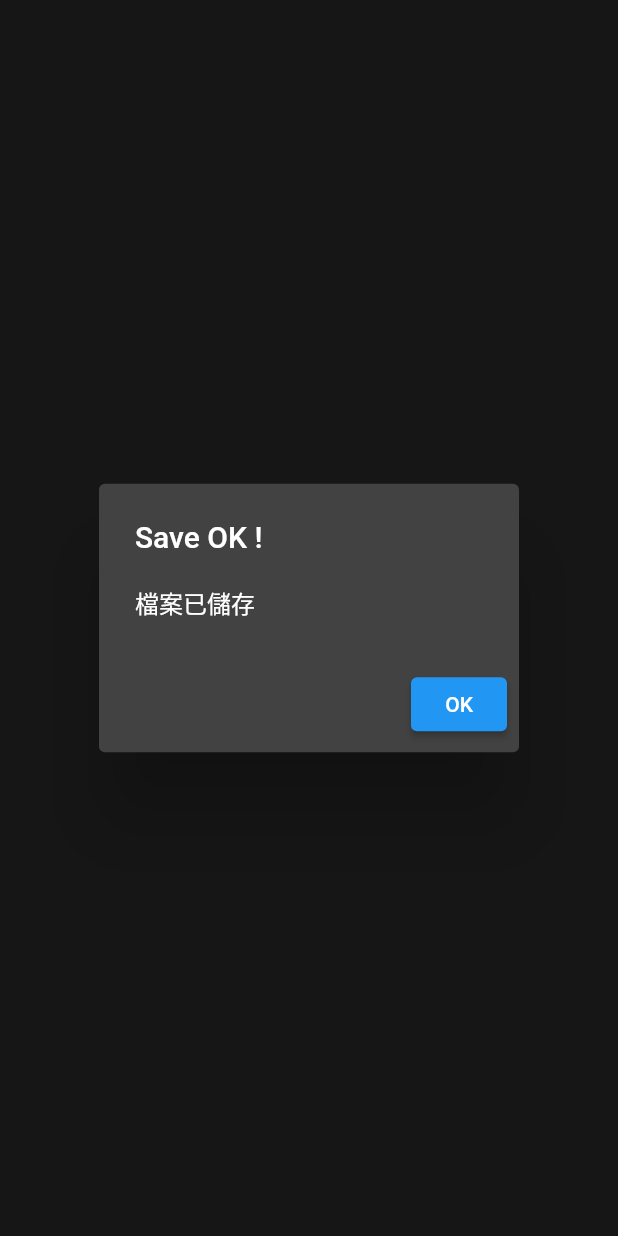
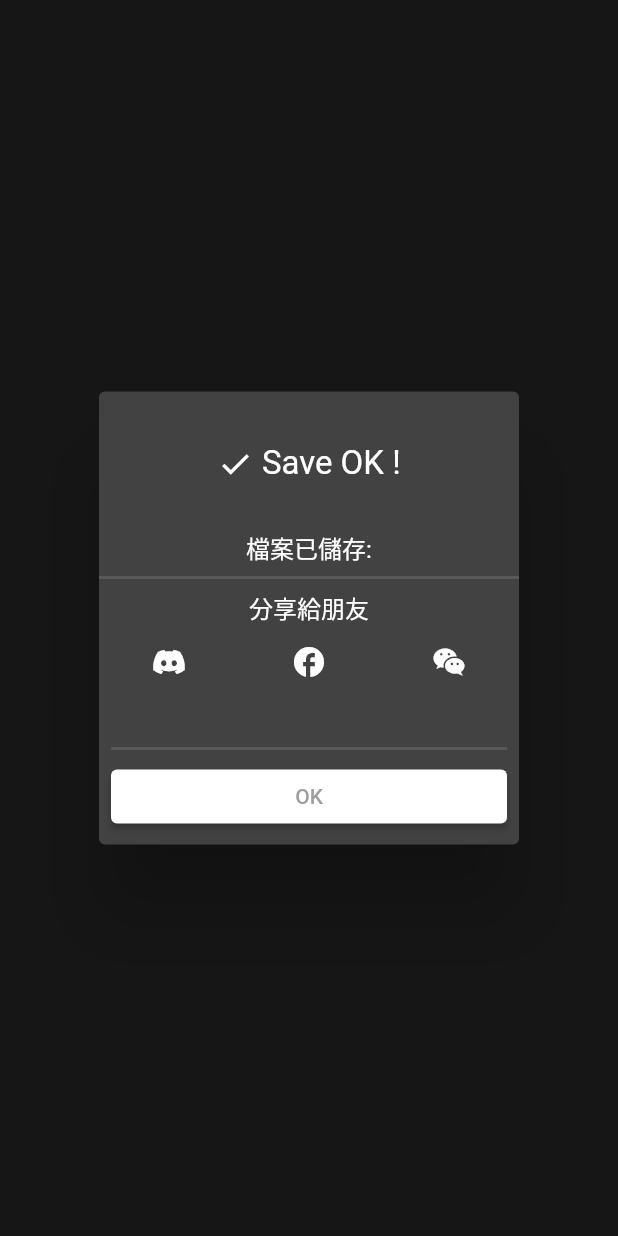
Before and after one commit to jinweihuang20/ssm-app-flutter, a Flutter app: what showSaveDoneDialog() shows on an empty page, opened directly, on a phone screen of 412 x 824 dp. Run offline on Flutter 3.47's test engine with Material 2 defaults, Android fonts, the light colour scheme and no system bars; our stand-ins replace badges, charts_flutter, flutter_datetime_picker, permission_handler, sqflite; missing offline and left inert: downloads_path_provider, fft, qr_code_scanner, wifi_iot; accounts and stored records are empty.

Commit message:
social media share button create

```diff
--- a/lib/Pages/FeaturesPage.dart
+++ b/lib/Pages/FeaturesPage.dart
@@ -12,30 +12,13 @@ class FeaturesPage extends StatefulWidget {
   State<FeaturesPage> createState() => state;
 }
 
-class _FeaturesPageState extends State<FeaturesPage>
-    with AutomaticKeepAliveClientMixin {
+class _FeaturesPageState extends State<FeaturesPage> with AutomaticKeepAliveClientMixin {
   Module _ssmMoudle = Module(ip: 'ip', port: -1);
   Features features = Features();
-  List<TimeData> oaData = [
-    TimeData(name: 'X', timeList: [], values: []),
-    TimeData(name: 'Y', timeList: [], values: []),
-    TimeData(name: 'Z', timeList: [], values: [])
-  ];
-  List<TimeData> accData = [
-    TimeData(name: 'X', timeList: [], values: []),
-    TimeData(name: 'Y', timeList: [], values: []),
-    TimeData(name: 'Z', timeList: [], values: [])
-  ];
-  List<TimeData> velData = [
-    TimeData(name: 'X', timeList: [], values: []),
-    TimeData(name: 'Y', timeList: [], values: []),
-    TimeData(name: 'Z', timeList: [], values: [])
-  ];
-  List<TimeData> disData = [
-    TimeData(name: 'X', timeList: [], values: []),
-    TimeData(name: 'Y', timeList: [], values: []),
-    TimeData(name: 'Z', timeList: [], values: [])
-  ];
+  List<TimeData> oaData = [TimeData(name: 'X', timeList: [], values: []), TimeData(name: 'Y', timeList: [], values: []), TimeData(name: 'Z', timeList: [], values: [])];
+  List<TimeData> accData = [TimeData(name: 'X', timeList: [], values: []), TimeData(name: 'Y', timeList: [], values: []), TimeData(name: 'Z', timeList: [], values: [])];
+  List<TimeData> velData = [TimeData(name: 'X', timeList: [], values: []), TimeData(name: 'Y', timeList: [], values: []), TimeData(name: 'Z', timeList: [], values: [])];
+  List<TimeData> disData = [TimeData(name: 'X', timeList: [], values: []), TimeData(name: 'Y', timeList: [], values: []), TimeData(name: 'Z', timeList: [], values: [])];
   final Color _noActiveBtnColor = Colors.grey;
   final Color _activeBtnColor = const Color.fromARGB(255, 21, 64, 93);
 
@@ -154,24 +137,9 @@ class _FeaturesPageState extends State<FeaturesPage>
         Row(
           mainAxisAlignment: MainAxisAlignment.spaceAround,
           children: [
-            Expanded(
-                child: axisValueWiget(
-                    title: "X",
-                    value: showingData.xValue,
-                    unit: showingData.unit,
-                    backgroundColor: const Color.fromARGB(255, 37, 129, 204))),
-            Expanded(
-                child: axisValueWiget(
-                    title: "Y",
-                    value: showingData.yValue,
-                    unit: showingData.unit,
-                    backgroundColor: Colors.red)),
-            Expanded(
-                child: axisValueWiget(
-                    title: "Z",
-                    value: showingData.zValue,
-                    unit: showingData.unit,
-                    backgroundColor: const Color.fromARGB(255, 230, 215, 81)))
+            Expanded(child: axisValueWiget(title: "X", value: showingData.xValue, unit: showingData.unit, backgroundColor: const Color.fromARGB(255, 37, 129, 204))),
+            Expanded(child: axisValueWiget(title: "Y", value: showingData.yValue, unit: showingData.unit, backgroundColor: Colors.red)),
+            Expanded(child: axisValueWiget(title: "Z", value: showingData.zValue, unit: showingData.unit, backgroundColor: const Color.fromARGB(255, 230, 215, 81)))
           ],
         ),
         // FeatureDisplay(features),
@@ -188,10 +156,7 @@ class _FeaturesPageState extends State<FeaturesPage>
     );
   }
 
-  Widget iconButton(
-      {required String text,
-      required Color color,
-      required Function() onPressed}) {
+  Widget iconButton({required String text, required Color color, required Function() onPressed}) {
     return Padding(
         padding: const EdgeInsets.all(4),
         child: ElevatedButton(
@@ -200,18 +165,11 @@ class _FeaturesPageState extends State<FeaturesPage>
             text,
             style: const TextStyle(fontWeight: FontWeight.w800),
           ),
-          style: ElevatedButton.styleFrom(
-              shape: RoundedRectangleBorder(
-                  borderRadius: BorderRadius.circular(30)),
-              primary: color),
+          style: ElevatedButton.styleFrom(shape: RoundedRectangleBorder(borderRadius: BorderRadius.circular(30)), primary: color),
         ));
   }
 
-  Widget axisValueWiget(
-      {required String title,
-      required dynamic value,
-      required String unit,
-      Color backgroundColor = Colors.blue}) {
+  Widget axisValueWiget({required String title, required dynamic value, required String unit, Color backgroundColor = Colors.blue}) {
     return Padding(
         padding: const EdgeInsets.all(3),
         child: SizedBox(
@@ -239,18 +197,12 @@ class _FeaturesPageState extends State<FeaturesPage>
                     child: Row(
                   children: [
                     Expanded(
-                      child: Center(
-                          child: Text((value as double).toStringAsFixed(2),
-                              style: const TextStyle(
-                                  fontSize: 27,
-                                  letterSpacing: 2,
-                                  fontWeight: FontWeight.bold))),
+                      child:
+                          Center(child: Text((value as double).toStringAsFixed(2), style: const TextStyle(fontSize: 27, letterSpacing: 2, fontWeight: FontWeight.bold))),
                     ),
                     Padding(
                       padding: const EdgeInsets.only(right: 6, top: 9),
-                      child: Text(unit,
-                          style: const TextStyle(
-                              fontSize: 15, fontStyle: FontStyle.italic)),
+                      child: Text(unit, style: const TextStyle(fontSize: 15, fontStyle: FontStyle.italic)),
                     )
                   ],
                 ))
@@ -312,7 +264,6 @@ class _FeaturesPageState extends State<FeaturesPage>
     } catch (e) {
       print('features rev..$e');
     }
-    print('features rev..');
   }
 }
 
--- /dev/null
+++ b/lib/SocialMediaShare/SocialMediaWidget.dart
@@ -0,0 +1,31 @@
+import 'package:flutter/material.dart';
+
+class SocialMediaShareWidget extends StatelessWidget {
+  const SocialMediaShareWidget({Key? key}) : super(key: key);
+
+  @override
+  Widget build(BuildContext context) {
+    return Row(
+      children: [
+        Expanded(
+          child: IconButton(
+            icon: const Icon(Icons.discord),
+            onPressed: () => {print('discord share')},
+          ),
+        ),
+        Expanded(
+          child: IconButton(
+            icon: const Icon(Icons.facebook),
+            onPressed: () => {print('facebook share')},
+          ),
+        ),
+        Expanded(
+          child: IconButton(
+            icon: const Icon(Icons.wechat),
+            onPressed: () => {print('wechat share')},
+          ),
+        )
+      ],
+    );
+  }
+}
--- a/lib/Storage/FileSaveLocalHelper.dart
+++ b/lib/Storage/FileSaveLocalHelper.dart
@@ -1,9 +1,12 @@
+// ignore_for_file: avoid_print
+
 import 'package:flutter/material.dart';
 import 'package:path_provider/path_provider.dart';
 import 'dart:io';
 import 'package:downloads_path_provider/downloads_path_provider.dart';
 import 'package:permission_handler/permission_handler.dart';
 import 'package:ssmflutter/Chartslb/SimpleLineChart.dart';
+import 'package:ssmflutter/SocialMediaShare/SocialMediaWidget.dart';
 
 Future<Directory> downloadsDirectory = DownloadsPathProvider.downloadsDirectory;
 
@@ -54,6 +57,8 @@ class FileNameHelper {
 
   static Future<void> displayTextInputDialog(BuildContext context) async {
     return showDialog(
+      barrierDismissible: false,
+      barrierLabel: "???",
       context: context,
       builder: (context) {
         return AlertDialog(
@@ -88,16 +93,44 @@ class FileNameHelper {
       context: context,
       builder: (context) {
         return AlertDialog(
-          title: const Text('Save OK !'),
-          content: Text("檔案已儲存 " + _textFieldController.text),
+          title: TextButton.icon(
+              onPressed: () => {},
+              icon: Icon(Icons.check),
+              label: const Text('Save OK !'),
+              style: ElevatedButton.styleFrom(
+                primary: Colors.transparent,
+                onPrimary: Colors.white,
+                textStyle: TextStyle(fontSize: 22, color: Colors.white),
+              )),
+          contentPadding: const EdgeInsets.only(top: 20),
+          content: SizedBox(
+            height: 130,
+            child: Column(
+              mainAxisAlignment: MainAxisAlignment.start,
+              children: [
+                Text("檔案已儲存:" + _textFieldController.text),
+                const Divider(
+                  thickness: 2,
+                ),
+                const Text('分享給朋友'),
+                const SocialMediaShareWidget(),
+              ],
+            ),
+          ),
           actions: <Widget>[
-            ElevatedButton(
-              child: const Text('OK'),
-              onPressed: () {
-                print(_textFieldController.text);
-                Navigator.pop(context);
-              },
+            const Divider(
+              thickness: 2,
             ),
+            SizedBox(
+                width: double.infinity,
+                child: ElevatedButton(
+                  child: const Text('OK'),
+                  style: ElevatedButton.styleFrom(primary: Colors.white, onPrimary: Colors.grey),
+                  onPressed: () {
+                    print(_textFieldController.text);
+                    Navigator.pop(context);
+                  },
+                )),
           ],
         );
       },
```
Also changed, not shown: lib/Pages/HomePage.dart (+7 -13 lines).
